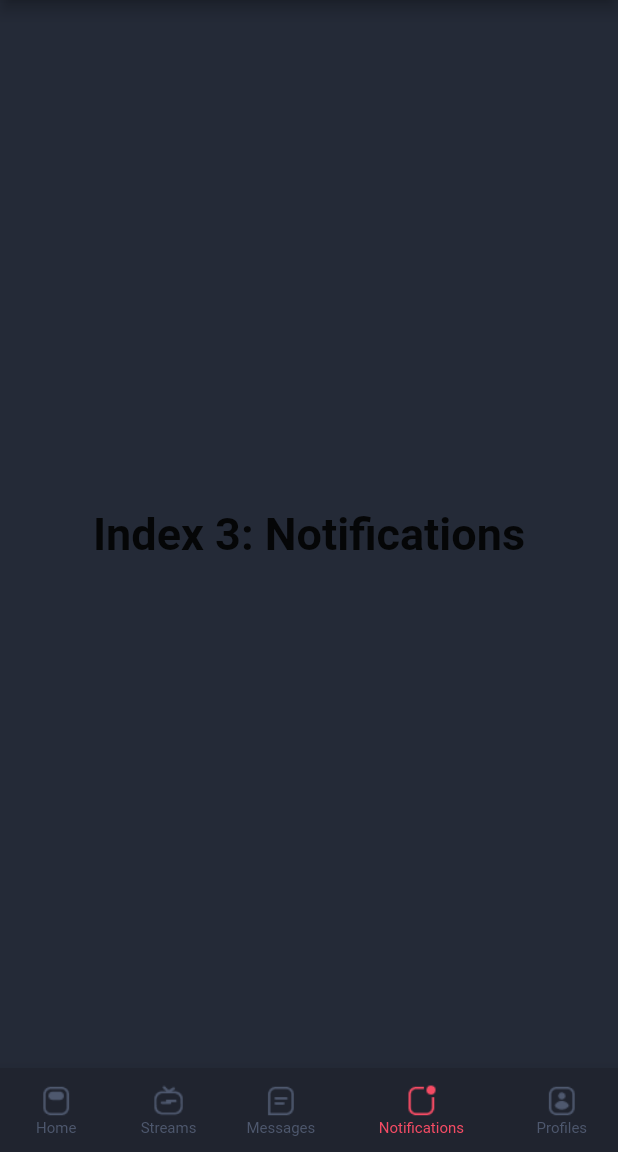
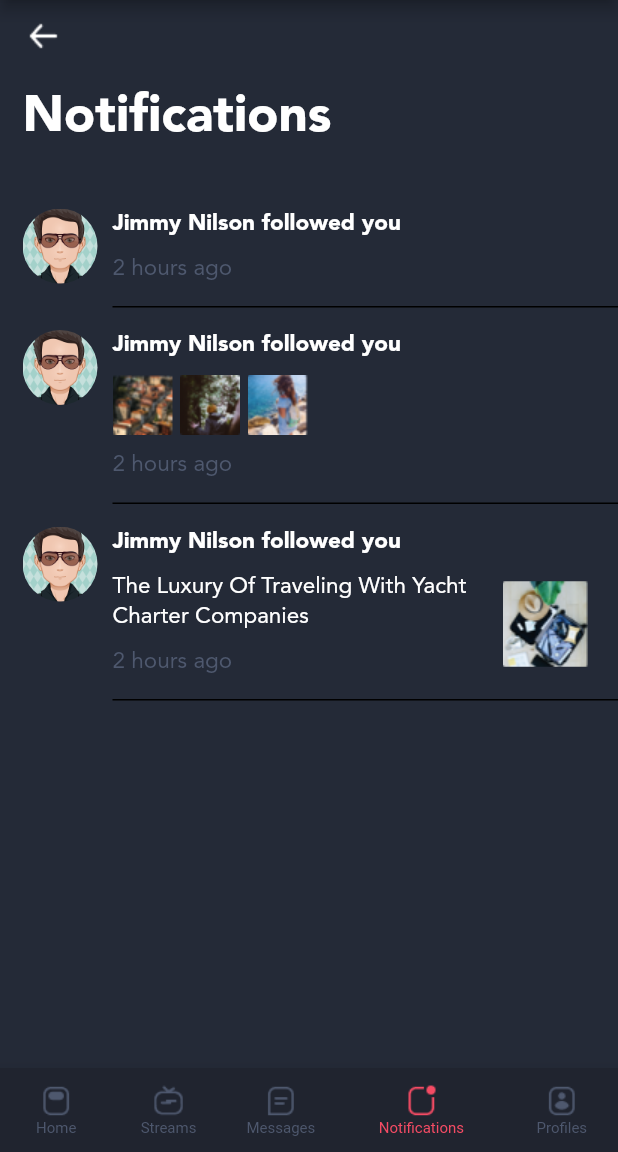
Before and after one commit to tuconghieu1998/new_feeds, a Flutter app: the MainApp screen opened by its route, item 4 of the bottom bar chosen, on a phone screen of 412 x 824 dp, the part 84-1236 px from its top. Run offline on Flutter 3.47's test engine with Material 2 defaults, Android fonts, the phone set to English and light mode, and no system bars; our stand-ins replace dio, flutter_svg, image_gallery_saver, overlay_support.

Commit message:
notification page

```diff
--- a/lib/common/widgets/stateless/top_bar_widget.dart
+++ b/lib/common/widgets/stateless/top_bar_widget.dart
@@ -15,12 +15,12 @@ class TopBarWidget extends StatelessWidget {
   @override
   Widget build(BuildContext context) {
     return Padding(
-        padding: EdgeInsets.symmetric(horizontal: AppSizes.kMediumPadding),
+        padding: const EdgeInsets.symmetric(horizontal: AppSizes.kMediumPadding),
         child: Column(
           crossAxisAlignment: CrossAxisAlignment.start,
           children: [
             Padding(
-              padding: EdgeInsets.symmetric(vertical: 10),
+              padding: const EdgeInsets.symmetric(vertical: 10),
               child: Row(
                 children: [
                   GestureDetector(
@@ -33,11 +33,11 @@ class TopBarWidget extends StatelessWidget {
                       size: AppSizes.iconSize,
                     ),
                   ),
-                  Spacer(),
+                  const Spacer(),
                   if(rightIcon != null)
                     GestureDetector(
                       onTap: onTapRight,
-                    child: ImageIcon(
+                    child: const ImageIcon(
                       AssetImage(AssetUtils.icoPlus),
                       color: Colors.white,
                       size: AppSizes.iconSize,
@@ -46,14 +46,14 @@ class TopBarWidget extends StatelessWidget {
                 ],
               ),
             ),
-            SizedBox(
+            const SizedBox(
               height: 10,
             ),
             Text(
               title,
-              style: AppStylesText.headLine1,
+              style: AppStylesText.headLine1.copyWith(fontSize: 34),
             ),
-            SizedBox(
+            const SizedBox(
               height: 25,
             )
           ],
--- a/lib/modules/main_app.dart
+++ b/lib/modules/main_app.dart
@@ -3,6 +3,7 @@ import 'package:flutter/src/widgets/container.dart';
 import 'package:flutter/src/widgets/framework.dart';
 import 'package:news_feed/modules/home/pages/home_page.dart';
 import 'package:news_feed/modules/message/pages/list_message_page.dart';
+import 'package:news_feed/modules/notification/pages/notification_page.dart';
 import 'package:news_feed/themes/app_colors.dart';
 import 'package:news_feed/utils/asset_utils.dart';
 import 'package:news_feed/utils/image_utils.dart';
@@ -28,10 +29,7 @@ class _MainAppState extends State<MainApp> {
       style: optionStyle,
     ),
     ListMessagePage(),
-    Text(
-      'Index 3: Notifications',
-      style: optionStyle,
-    ),
+    NotificationPage(),
     Text(
       'Index 4: Profile',
       style: optionStyle,
--- /dev/null
+++ b/lib/modules/notification/pages/notification_page.dart
@@ -0,0 +1,32 @@
+import 'package:flutter/cupertino.dart';
+import 'package:flutter/src/widgets/container.dart';
+import 'package:flutter/src/widgets/framework.dart';
+import 'package:news_feed/common/widgets/stateless/top_bar_widget.dart';
+import 'package:news_feed/modules/notification/widgets/notification_item.dart';
+
+class NotificationPage extends StatefulWidget {
+  const NotificationPage({super.key});
+
+  @override
+  State<NotificationPage> createState() => _NotificationPageState();
+}
+
+class _NotificationPageState extends State<NotificationPage> {
+  @override
+  Widget build(BuildContext context) {
+    return Container(
+      child: Column(children: [
+        const TopBarWidget(title: "Notifications",),
+        Expanded(
+          child: SingleChildScrollView(
+            child: Column(children: const [
+              NotificationItem(contentType: NotiContentType.standard,),
+              NotificationItem(contentType: NotiContentType.image),
+              NotificationItem(contentType: NotiContentType.textAndImage),
+            ]),
+          ),
+        )
+      ]),
+    );
+  }
+}
--- /dev/null
+++ b/lib/modules/notification/widgets/noti_image_content.dart
@@ -0,0 +1,30 @@
+import 'package:flutter/cupertino.dart';
+import 'package:flutter/src/widgets/container.dart';
+import 'package:flutter/src/widgets/framework.dart';
+import 'package:news_feed/themes/styles_text.dart';
+import 'package:news_feed/utils/asset_utils.dart';
+import 'package:news_feed/utils/image_utils.dart';
+
+class NotiImageContent extends StatelessWidget {
+  const NotiImageContent({super.key});
+
+  @override
+  Widget build(BuildContext context) {
+    return Column(
+      crossAxisAlignment: CrossAxisAlignment.start,
+      children: [
+        Row(
+          children: [
+            ImageUtils.loadFromAsset(AssetUtils.imgNotify1),
+            const SizedBox(width: 5,),
+            ImageUtils.loadFromAsset(AssetUtils.imgNotify2),
+            const SizedBox(width: 5,),
+            ImageUtils.loadFromAsset(AssetUtils.imgNotify3)
+          ],
+        ),
+        const SizedBox(height: 10,),
+        Text("2 hours ago", style: AppStylesText.body15.subColor,)
+      ],
+    );
+  }
+}
--- /dev/null
+++ b/lib/modules/notification/widgets/noti_standard_content.dart
@@ -0,0 +1,11 @@
+import 'package:flutter/cupertino.dart';
+import 'package:news_feed/themes/styles_text.dart';
+
+class NotiStandardContent extends StatelessWidget {
+  const NotiStandardContent({super.key});
+
+  @override
+  Widget build(BuildContext context) {
+    return Text("2 hours ago", style: AppStylesText.body15.subColor,);
+  }
+}
--- /dev/null
+++ b/lib/modules/notification/widgets/noti_text_and_image_content.dart
@@ -0,0 +1,36 @@
+import 'package:flutter/cupertino.dart';
+import 'package:news_feed/themes/styles_text.dart';
+import 'package:news_feed/utils/asset_utils.dart';
+import 'package:news_feed/utils/image_utils.dart';
+
+class NotiTextAndImageContent extends StatelessWidget {
+  const NotiTextAndImageContent({super.key});
+
+  @override
+  Widget build(BuildContext context) {
+    return Row(
+      children: [
+        Expanded(
+          child: Column(
+            crossAxisAlignment: CrossAxisAlignment.start,
+            children: [
+              const Text(
+                "The Luxury Of Traveling With Yacht Charter Companies",
+                style: AppStylesText.body15,
+              ),
+              const SizedBox(
+                height: 10,
+              ),
+              Text(
+                "2 hours ago",
+                style: AppStylesText.body15.subColor,
+              )
+            ],
+          ),
+        ),
+        ImageUtils.loadFromAsset(AssetUtils.imgNotify4,
+            width: 57, height: 57, fit: BoxFit.fill)
+      ],
+    );
+  }
+}
--- /dev/null
+++ b/lib/modules/notification/widgets/notification_item.dart
@@ -0,0 +1,73 @@
+import 'package:flutter/cupertino.dart';
+import 'package:news_feed/common/widgets/stateless/avatar.dart';
+import 'package:news_feed/common/widgets/stateless/divide.dart';
+import 'package:news_feed/modules/notification/widgets/noti_image_content.dart';
+import 'package:news_feed/modules/notification/widgets/noti_standard_content.dart';
+import 'package:news_feed/modules/notification/widgets/noti_text_and_image_content.dart';
+import 'package:news_feed/themes/styles_text.dart';
+
+enum NotiContentType { standard, image, textAndImage }
+
+class NotificationItem extends StatelessWidget {
+  const NotificationItem({super.key, this.contentType});
+
+  final NotiContentType? contentType;
+
+  Widget getContentType(NotiContentType contentType) {
+    switch (contentType) {
+      case NotiContentType.image:
+        return const NotiImageContent();
+      case NotiContentType.textAndImage:
+        return const NotiTextAndImageContent();
+      default:
+        return const NotiStandardContent();
+    }
+  }
+
+  @override
+  Widget build(BuildContext context) {
+    return Container(
+      padding: const EdgeInsets.only(top: 15),
+      child: Row(
+        crossAxisAlignment: CrossAxisAlignment.start,
+        children: [
+          const SizedBox(
+            width: 15,
+          ),
+          const Avatar(
+            size: 50,
+          ),
+          const SizedBox(
+            width: 10,
+          ),
+          Expanded(
+            child: Column(
+              crossAxisAlignment: CrossAxisAlignment.start,
+              children: [
+                Padding(
+                  padding: const EdgeInsets.only(right: 20),
+                  child: Column(
+                      crossAxisAlignment: CrossAxisAlignment.start,
+                      children: [
+                        Text(
+                          "Jimmy Nilson followed you",
+                          style: AppStylesText.body15.bold,
+                        ),
+                        const SizedBox(
+                          height: 10,
+                        ),
+                        getContentType(contentType ?? NotiContentType.standard),
+                        const SizedBox(
+                          height: 15,
+                        ),
+                      ]),
+                ),
+                const Divide()
+              ],
+            ),
+          )
+        ],
+      ),
+    );
+  }
+}
--- a/lib/themes/styles_text.dart
+++ b/lib/themes/styles_text.dart
@@ -54,6 +54,10 @@ extension ExtendedTextStyle on TextStyle {
 
   TextStyle get tagColor {
     return copyWith(color: AppColor.primaryColor);
+  }
+
+  TextStyle get subColor {
+    return copyWith(color: AppColor.unselectItems);
   }
 }
 
--- a/lib/utils/asset_utils.dart
+++ b/lib/utils/asset_utils.dart
@@ -21,4 +21,8 @@ class AssetUtils {
   //images
   static const String avatar = "assets/images/avatar.png";
   static const String imgPost = "assets/images/img_post.png";
+  static const String imgNotify1 = "assets/images/img_notify_1.png";
+  static const String imgNotify2 = "assets/images/img_notify_2.png";
+  static const String imgNotify3 = "assets/images/img_notify_3.png";
+  static const String imgNotify4 = "assets/images/img_notify_4.png";
 }
```
Also changed, not shown: assets/images/img_notify_1.png (added), assets/images/img_notify_2.png (added), assets/images/img_notify_3.png (added), assets/images/img_notify_4.png (added).
